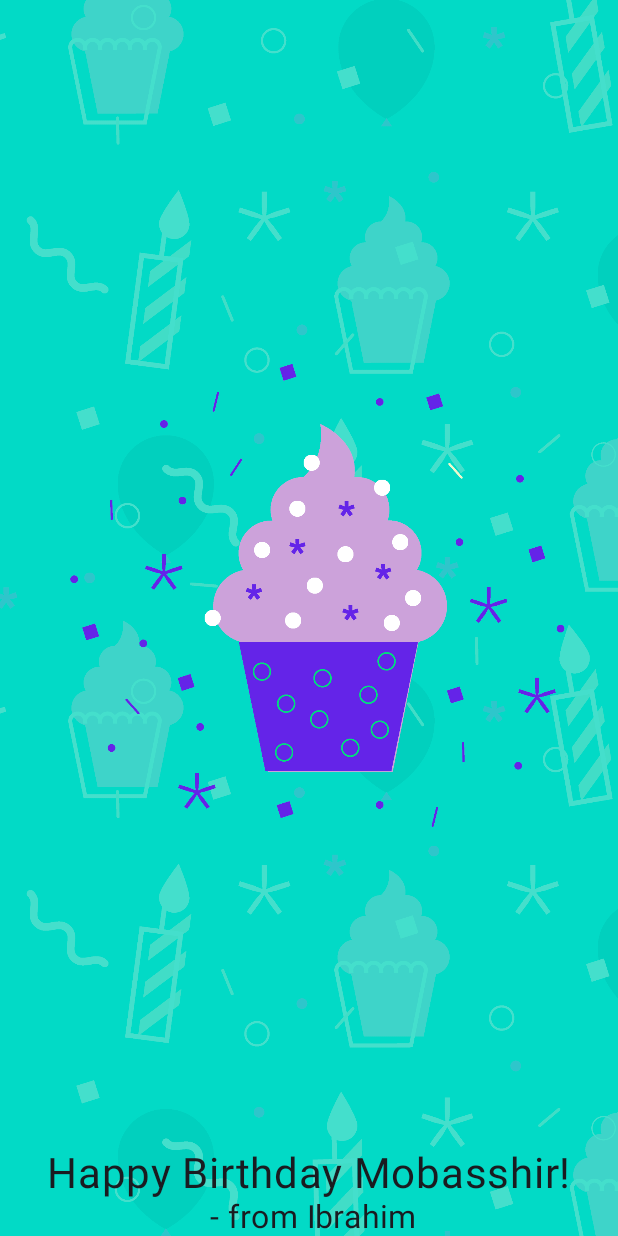
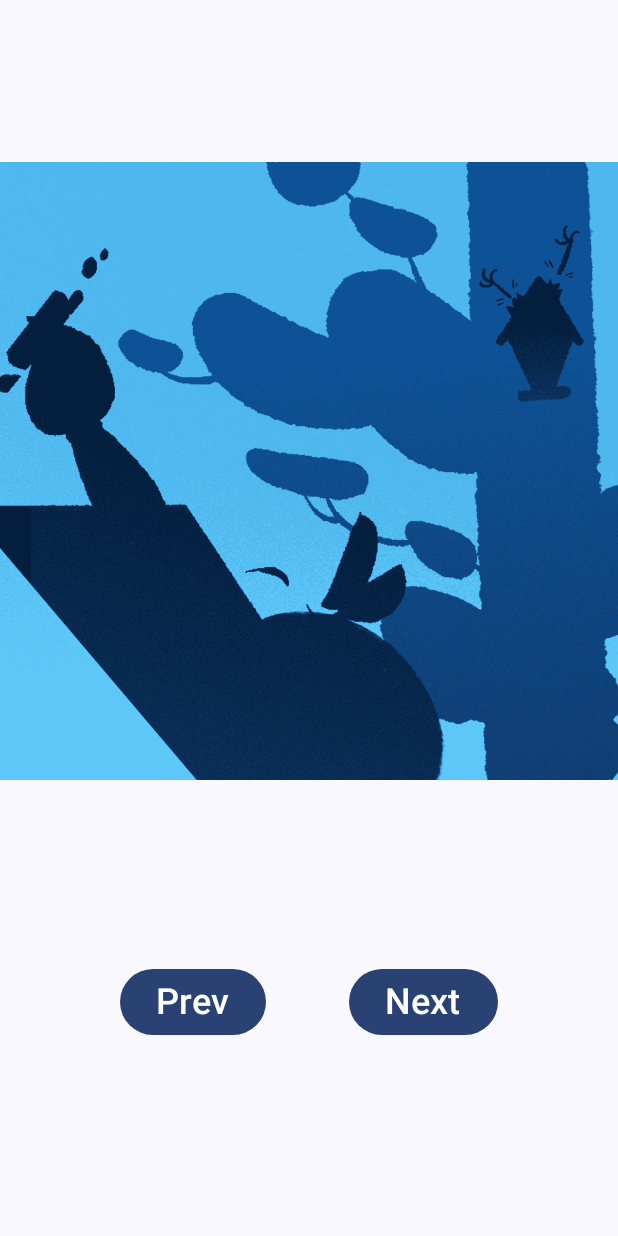
Before and after one commit to imobasshir/glowing-goggles, an Android app built with Jetpack Compose: the screen it shows after launch (MainActivity), on a phone screen of 412 x 824 dp. Run offline under Robolectric (Android 15) with nearby library versions, the phone set to English and light mode, and no system bars.

Commit message:
Created Some Apps

```diff
--- a/app/build.gradle
+++ b/app/build.gradle
@@ -5,12 +5,12 @@ plugins {
 
 android {
     namespace 'com.example.myapplication'
-    compileSdk 32
+    compileSdk 33
 
     defaultConfig {
         applicationId "com.example.myapplication"
         minSdk 28
-        targetSdk 32
+        targetSdk 33
         versionCode 1
         versionName "1.0"
 
--- a/app/src/main/java/com/example/myapplication/MainActivity.kt
+++ b/app/src/main/java/com/example/myapplication/MainActivity.kt
@@ -18,9 +18,11 @@ class MainActivity : ComponentActivity() {
         setContent {
             MyApplicationTheme {
                 // A surface container using the 'background' color from the theme
-                Surface(modifier = Modifier.fillMaxSize(), color = MaterialTheme.colorScheme.background) {
-//                    Greeting("Android")
-                    BirthdayGreetingWithImage(message = "Happy Birthday Mobasshir!", from = " - from Ibrahim")
+                Surface(
+                    modifier = Modifier.fillMaxSize(),
+                    color = MaterialTheme.colorScheme.background
+                ) {
+                    NextPrev()
                 }
             }
         }
@@ -40,7 +42,7 @@ fun DefaultPreview() {
     }
 }
 
-@Preview
+@Preview(showBackground = false)
 @Composable
 fun BirthdayCardPreview() {
     MyApplicationTheme {
@@ -55,3 +57,27 @@ fun CardPreview() {
         Card()
     }
 }
+
+@Preview(showBackground = true)
+@Composable
+fun DiceRollerAppPreview() {
+    MyApplicationTheme {
+        DiceWithButtonAndImage()
+    }
+}
+
+@Preview(showBackground = true)
+@Composable
+fun NextPrevPreview() {
+    MyApplicationTheme {
+        NextPrev()
+    }
+}
+
+@Preview
+@Composable
+fun PreviewModifierEg() {
+    MyApplicationTheme {
+        PracticeModifier(text = "Hello, Android Compose")
+    }
+}
--- /dev/null
+++ b/app/src/main/java/com/example/myapplication/NextPrevApp.kt
@@ -0,0 +1,80 @@
+package com.example.myapplication
+
+import androidx.compose.foundation.Image
+import androidx.compose.foundation.layout.*
+import androidx.compose.material3.Button
+import androidx.compose.material3.Text
+import androidx.compose.runtime.*
+import androidx.compose.ui.Alignment
+import androidx.compose.ui.Modifier
+import androidx.compose.ui.layout.ContentScale
+import androidx.compose.ui.res.painterResource
+import androidx.compose.ui.tooling.preview.Preview
+import androidx.compose.ui.unit.dp
+import androidx.compose.ui.unit.sp
+import com.example.myapplication.ui.theme.MyApplicationTheme
+
+@Composable
+fun NextPrev() {
+    var results by remember { mutableStateOf(0) }
+    val list = intArrayOf(
+        R.drawable.f,
+        R.drawable.e,
+        R.drawable.c,
+        R.drawable.b,
+        R.drawable.d,
+        R.drawable.a,
+    )
+    Column(
+        modifier = Modifier
+            .fillMaxSize()
+            .wrapContentSize(Alignment.Center)
+    ) {
+        Row(
+            modifier = Modifier.fillMaxWidth(),
+            horizontalArrangement = Arrangement.Center,
+        ) {
+            Image(
+                painter = painterResource(list[results]),
+                contentDescription = results.toString(),
+                contentScale = ContentScale.Fit
+            )
+        }
+        Spacer(modifier = Modifier.height(100.dp))
+        Row(
+            modifier = Modifier
+                .padding(24.dp)
+                .fillMaxWidth(),
+            horizontalArrangement = Arrangement.SpaceEvenly,
+        ) {
+            Button(onClick = {
+                if (results > 0) {
+                    results--
+                }
+            }) {
+                Text(
+                    text = "Prev",
+                    fontSize = 24.sp
+                )
+            }
+            Button(onClick = {
+                if (results + 1 < list.size) {
+                    results++
+                }
+            }) {
+                Text(
+                    text = "Next",
+                    fontSize = 24.sp
+                )
+            }
+        }
+    }
+}
+
+//@Preview(showBackground = true)
+//@Composable
+//fun NextPrevPreview() {
+//    MyApplicationTheme {
+//        NextPrev()
+//    }
+//}
--- a/app/src/main/res/values/strings.xml
+++ b/app/src/main/res/values/strings.xml
@@ -1,3 +1,5 @@
 <resources>
     <string name="app_name">My Application</string>
+    <string name="hbd">Happy Birthday Mobasshir!</string>
+    <string name="from">\" - from Ibrahim\"</string>
 </resources>
```
Also changed, not shown: app/src/main/java/com/example/myapplication/DiceRoller.kt (added, +55 -0 lines), app/src/main/java/com/example/myapplication/ModifierPractice.kt (+7 -7 lines), app/src/main/res/drawable-nodpi/a.png (added), app/src/main/res/drawable-nodpi/b.png (added), app/src/main/res/drawable-nodpi/c.png (added), app/src/main/res/drawable-nodpi/d.png (added), app/src/main/res/drawable-nodpi/e.png (added), app/src/main/res/drawable-nodpi/f.png (added).
